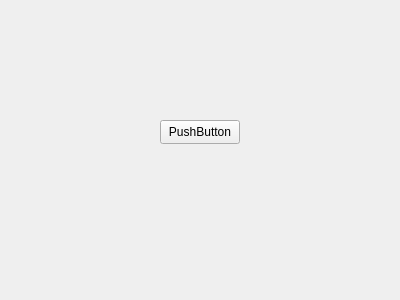
First picture: the form in formulario.ui, repository alan-technoartist/QTExample, before the edit.
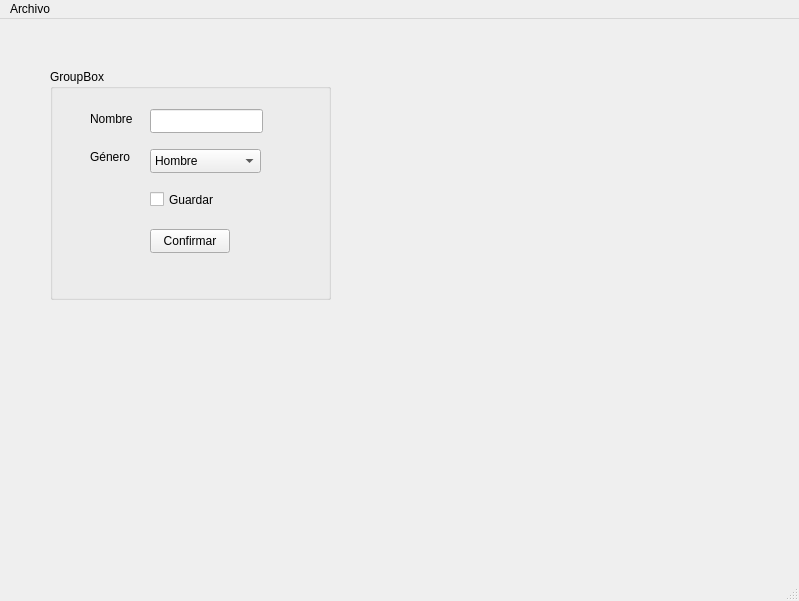
Second picture: the form after the edit.

Patch:
```diff
--- a/formulario.ui
+++ b/formulario.ui
@@ -1,31 +1,145 @@
 <?xml version="1.0" encoding="UTF-8"?>
 <ui version="4.0">
- <class>Form</class>
- <widget class="QWidget" name="Form">
+ <class>MainWindow</class>
+ <widget class="QMainWindow" name="MainWindow">
   <property name="geometry">
    <rect>
     <x>0</x>
     <y>0</y>
-    <width>400</width>
-    <height>300</height>
+    <width>799</width>
+    <height>601</height>
    </rect>
   </property>
   <property name="windowTitle">
    <string>Form</string>
   </property>
-  <widget class="QPushButton" name="pushButton">
+  <widget class="QWidget" name="centralwidget">
+   <widget class="QPushButton" name="pushButton">
+    <property name="geometry">
+     <rect>
+      <x>150</x>
+      <y>210</y>
+      <width>80</width>
+      <height>24</height>
+     </rect>
+    </property>
+    <property name="text">
+     <string>Confirmar</string>
+    </property>
+   </widget>
+   <widget class="QLineEdit" name="inputNombre">
+    <property name="geometry">
+     <rect>
+      <x>150</x>
+      <y>90</y>
+      <width>113</width>
+      <height>24</height>
+     </rect>
+    </property>
+   </widget>
+   <widget class="QLabel" name="label">
+    <property name="geometry">
+     <rect>
+      <x>90</x>
+      <y>90</y>
+      <width>61</width>
+      <height>20</height>
+     </rect>
+    </property>
+    <property name="text">
+     <string>Nombre</string>
+    </property>
+   </widget>
+   <widget class="QComboBox" name="generoBox">
+    <property name="geometry">
+     <rect>
+      <x>150</x>
+      <y>130</y>
+      <width>111</width>
+      <height>24</height>
+     </rect>
+    </property>
+    <item>
+     <property name="text">
+      <string>Hombre</string>
+     </property>
+    </item>
+    <item>
+     <property name="text">
+      <string>Mujer</string>
+     </property>
+    </item>
+   </widget>
+   <widget class="QCheckBox" name="guardarCheckBox">
+    <property name="geometry">
+     <rect>
+      <x>150</x>
+      <y>170</y>
+      <width>76</width>
+      <height>21</height>
+     </rect>
+    </property>
+    <property name="text">
+     <string>Guardar</string>
+    </property>
+   </widget>
+   <widget class="QLabel" name="label_2">
+    <property name="geometry">
+     <rect>
+      <x>90</x>
+      <y>130</y>
+      <width>49</width>
+      <height>16</height>
+     </rect>
+    </property>
+    <property name="text">
+     <string>Género</string>
+    </property>
+   </widget>
+   <widget class="QGroupBox" name="groupBox">
+    <property name="geometry">
+     <rect>
+      <x>50</x>
+      <y>50</y>
+      <width>281</width>
+      <height>231</height>
+     </rect>
+    </property>
+    <property name="title">
+     <string>GroupBox</string>
+    </property>
+   </widget>
+   <zorder>groupBox</zorder>
+   <zorder>pushButton</zorder>
+   <zorder>inputNombre</zorder>
+   <zorder>label</zorder>
+   <zorder>generoBox</zorder>
+   <zorder>guardarCheckBox</zorder>
+   <zorder>label_2</zorder>
+  </widget>
+  <widget class="QMenuBar" name="menubar">
    <property name="geometry">
     <rect>
-     <x>160</x>
-     <y>120</y>
-     <width>80</width>
-     <height>24</height>
+     <x>0</x>
+     <y>0</y>
+     <width>799</width>
+     <height>21</height>
     </rect>
    </property>
+   <widget class="QMenu" name="menuArchivo">
+    <property name="title">
+     <string>Archivo</string>
+    </property>
+    <addaction name="actionNuevo"/>
+   </widget>
+   <addaction name="menuArchivo"/>
+  </widget>
+  <widget class="QStatusBar" name="statusbar"/>
+  <action name="actionNuevo">
    <property name="text">
-    <string>PushButton</string>
+    <string>Nuevo</string>
    </property>
-  </widget>
+  </action>
  </widget>
  <resources/>
  <connections/>
```
Left out of the diff: 2 changed lines with no effect on the pictures.
